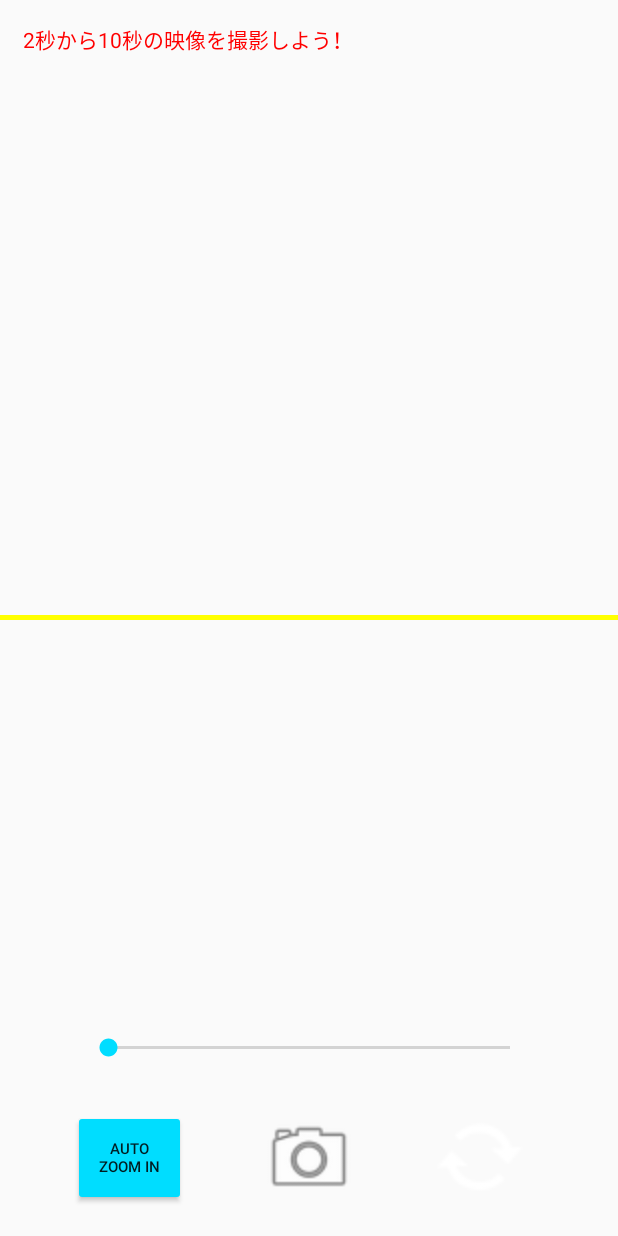
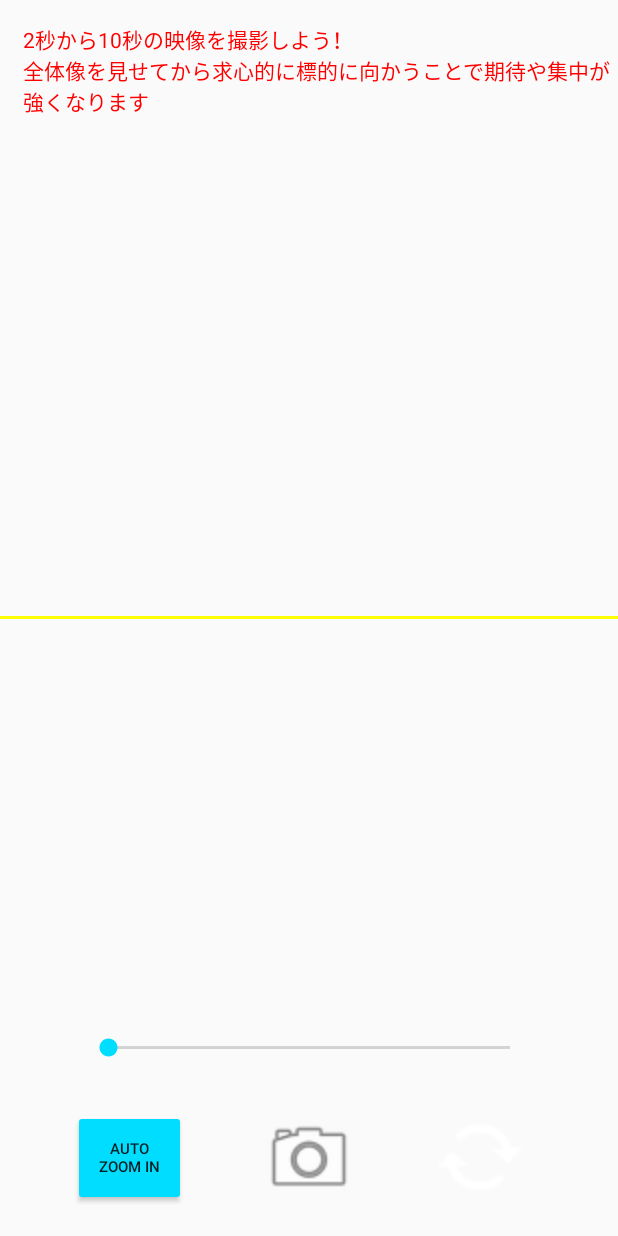
Before and after one commit to t15cs028/AudioVideoRecording, an Android app: the fragment CameraFragment placed in its activity, after a tap on "MANUAL", on a phone screen of 412 x 824 dp. Run offline under Robolectric (Android 15) with nearby library versions, the phone set to English and light mode, and no system bars; pictures from the network do not load; 6 statements that could not run were skipped.

Commit message:
[modify] 傾きの線を補足した [add] アドバイス分追加

```diff
--- a/app/src/main/java/com/example/camera/CameraFragment.java
+++ b/app/src/main/java/com/example/camera/CameraFragment.java
@@ -352,7 +352,8 @@ public class CameraFragment extends Fragment implements SensorEventListener{ //i
 							rate = 1;
 							zoom.setProgress(preBar);
 							mCameraView.zooming(rate);
-							mAdviceView.setText("");
+							mAdviceView.setText("全体像を見せてから求心的に標的に向かうことで"
+									+ "期待や集中が強くなります");
 							break;
 						case 2:
 							mZoomOperation.setText("auto\nzoom out");
@@ -360,7 +361,7 @@ public class CameraFragment extends Fragment implements SensorEventListener{ //i
 							rate = 3;
 							zoom.setProgress(preBar);
 							mCameraView.zooming(rate);
-							mAdviceView.setText("");
+							mAdviceView.setText("引いていくことで新しい情報が増えていく愉しみがあります");
 							break;
 					}
 					break;
--- a/app/src/main/res/layout-land/fragment_main.xml
+++ b/app/src/main/res/layout-land/fragment_main.xml
@@ -46,7 +46,7 @@
     <View
         android:id="@+id/phoneSlope"
         android:layout_width="match_parent"
-        android:layout_height="5px"
+        android:layout_height="3px"
         android:layout_alignParentStart="true"
         android:layout_centerVertical="true"
         android:background="#FFFF00" />
@@ -81,7 +81,7 @@
         android:layout_alignParentLeft="true"
         android:layout_marginLeft="15dp"
         android:layout_below="@+id/advice"
-        android:text=""
+        android:text="ズームイン・アウトを行き来させるのこぎりズームは避けましょう"
         android:textColor="#ffff0000"
         android:textSize="12sp" />
 
--- a/app/src/main/res/layout/fragment_main.xml
+++ b/app/src/main/res/layout/fragment_main.xml
@@ -47,7 +47,7 @@
 	<View
 		android:id="@+id/phoneSlope"
 		android:layout_width="match_parent"
-		android:layout_height="5px"
+		android:layout_height="3px"
 		android:layout_alignParentStart="true"
 		android:layout_centerVertical="true"
 		android:background="#FFFF00" />
@@ -125,7 +125,7 @@
 		android:layout_alignParentLeft="true"
 		android:layout_marginLeft="15dp"
 		android:layout_below="@+id/advice"
-		android:text=""
+		android:text="ズームイン・アウトを行き来させるのこぎりズームは避けましょう"
 		android:textColor="#ffff0000" />
 
 	<SeekBar
```
